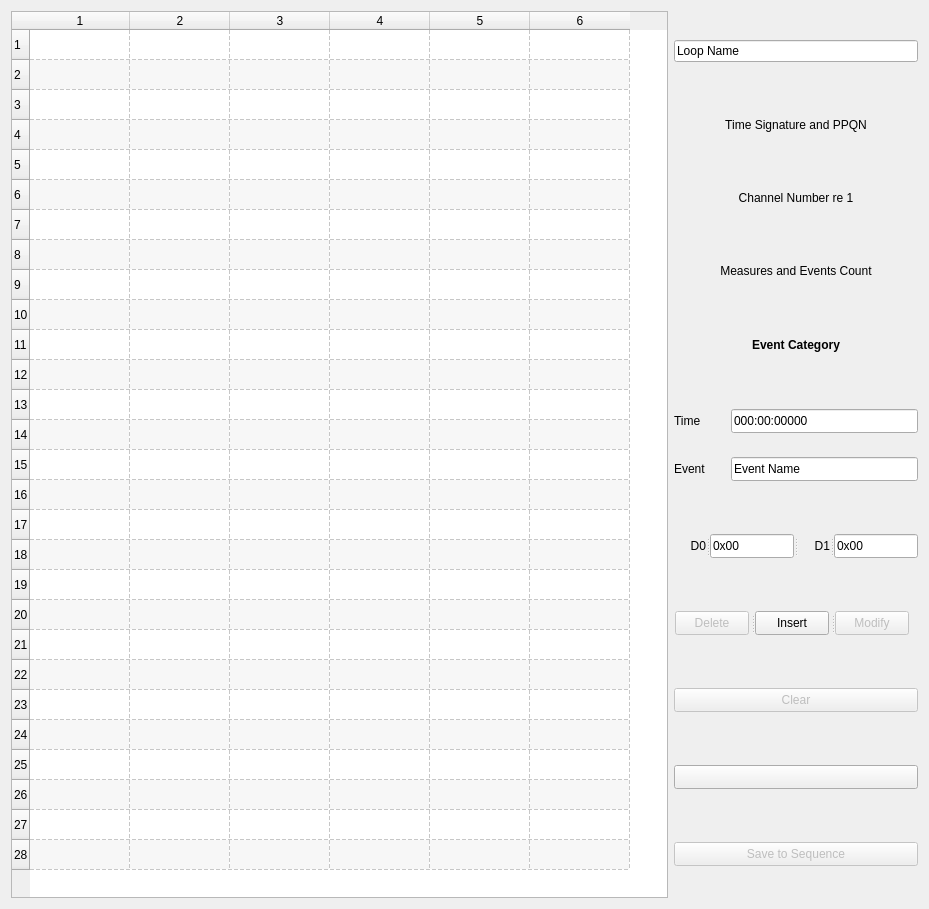
ahlstromcj/seq66, file seq_qt5/forms/qseqeventframe.ui: the form before one commit.
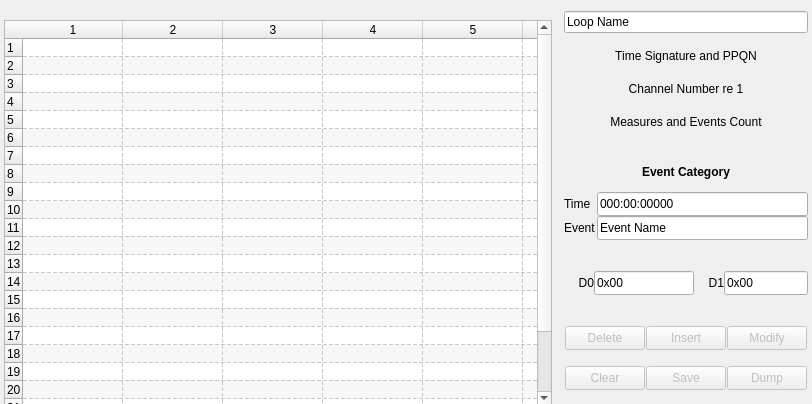
The form after the commit.

Commit message: Fixing event editor, more documentation.

Patch:
```diff
--- a/seq_qt5/forms/qseqeventframe.ui
+++ b/seq_qt5/forms/qseqeventframe.ui
@@ -6,8 +6,8 @@
    <rect>
     <x>0</x>
     <y>0</y>
-    <width>929</width>
-    <height>909</height>
+    <width>812</width>
+    <height>404</height>
    </rect>
   </property>
   <property name="sizePolicy">
@@ -19,177 +19,125 @@
   <property name="windowTitle">
    <string>Events</string>
   </property>
-  <layout class="QGridLayout" name="gridLayout_2">
+  <layout class="QGridLayout" name="gridLayout_3">
+   <property name="leftMargin">
+    <number>4</number>
+   </property>
+   <property name="topMargin">
+    <number>0</number>
+   </property>
+   <property name="rightMargin">
+    <number>4</number>
+   </property>
+   <property name="bottomMargin">
+    <number>2</number>
+   </property>
+   <property name="horizontalSpacing">
+    <number>12</number>
+   </property>
+   <property name="verticalSpacing">
+    <number>6</number>
+   </property>
+   <item row="2" column="1">
+    <layout class="QHBoxLayout" name="horizontalLayout">
+     <property name="spacing">
+      <number>0</number>
+     </property>
    <property name="sizeConstraint">
     <enum>QLayout::SetDefaultConstraint</enum>
    </property>
-   <item row="0" column="0">
-    <layout class="QGridLayout" name="gridLayout_3" columnstretch="1,0,0">
-     <property name="sizeConstraint">
-      <enum>QLayout::SetNoConstraint</enum>
-     </property>
-     <item row="0" column="0">
-      <layout class="QVBoxLayout" name="verticalLayout_2">
+     <item>
+      <widget class="QLabel" name="d0_label">
+       <property name="minimumSize">
+        <size>
+         <width>0</width>
+         <height>24</height>
+        </size>
+       </property>
+       <property name="maximumSize">
+        <size>
+         <width>36</width>
+         <height>24</height>
+        </size>
+       </property>
+       <property name="text">
+        <string>D0</string>
+       </property>
+       <property name="alignment">
+        <set>Qt::AlignRight|Qt::AlignTrailing|Qt::AlignVCenter</set>
+       </property>
+      </widget>
+     </item>
        <item>
-        <widget class="QTableWidget" name="eventTableWidget">
-         <property name="sizePolicy">
-          <sizepolicy hsizetype="Expanding" vsizetype="MinimumExpanding">
-           <horstretch>0</horstretch>
-           <verstretch>0</verstretch>
-          </sizepolicy>
-         </property>
+      <widget class="QLineEdit" name="entry_ev_data_0">
+       <property name="minimumSize">
+        <size>
+         <width>100</width>
+         <height>24</height>
+        </size>
+       </property>
+       <property name="maximumSize">
+        <size>
+         <width>80</width>
+         <height>24</height>
+        </size>
+       </property>
+       <property name="statusTip">
+        <string>Shows the first data byte, if applicable.  Can be changed using decimal or hex (0xnn) notation.</string>
+       </property>
+       <property name="text">
+        <string>0x00</string>
+       </property>
+      </widget>
+     </item>
+     <item>
+      <widget class="QLabel" name="d1_label">
          <property name="minimumSize">
           <size>
-           <width>548</width>
-           <height>500</height>
-          </size>
-         </property>
-         <property name="toolTip">
-          <string>Shows the events in the pattern/sequence.  Events can be edited only with the controls at the right of this table.</string>
-         </property>
-         <property name="sizeAdjustPolicy">
-          <enum>QAbstractScrollArea::AdjustToContents</enum>
-         </property>
-         <property name="alternatingRowColors">
-          <bool>true</bool>
-         </property>
-         <property name="selectionBehavior">
-          <enum>QAbstractItemView::SelectRows</enum>
-         </property>
-         <property name="gridStyle">
-          <enum>Qt::DashLine</enum>
-         </property>
-         <property name="rowCount">
-          <number>28</number>
-         </property>
-         <property name="columnCount">
-          <number>6</number>
-         </property>
-         <row/>
-         <row/>
-         <row/>
-         <row/>
-         <row/>
-         <row/>
-         <row/>
-         <row/>
-         <row/>
-         <row/>
-         <row/>
-         <row/>
-         <row/>
-         <row/>
-         <row/>
-         <row/>
-         <row/>
-         <row/>
-         <row/>
-         <row/>
-         <row/>
-         <row/>
-         <row/>
-         <row/>
-         <row/>
-         <row/>
-         <row/>
-         <row/>
-         <column/>
-         <column/>
-         <column/>
-         <column/>
-         <column/>
-         <column/>
+         <width>0</width>
+         <height>24</height>
+        </size>
+       </property>
+       <property name="maximumSize">
+        <size>
+         <width>36</width>
+         <height>24</height>
+        </size>
+       </property>
+       <property name="text">
+        <string>D1</string>
+       </property>
+       <property name="alignment">
+        <set>Qt::AlignRight|Qt::AlignTrailing|Qt::AlignVCenter</set>
+       </property>
+      </widget>
+     </item>
+     <item>
+      <widget class="QLineEdit" name="entry_ev_data_1">
+       <property name="minimumSize">
+        <size>
+         <width>84</width>
+         <height>24</height>
+        </size>
+       </property>
+       <property name="maximumSize">
+        <size>
+         <width>80</width>
+         <height>24</height>
+        </size>
+       </property>
+       <property name="statusTip">
+        <string>Shows the second data byte, if applicable.  Can be changed using decimal or hex (0xnn) notation.</string>
+       </property>
+       <property name="text">
+        <string>0x00</string>
+       </property>
         </widget>
        </item>
       </layout>
      </item>
-     <item row="0" column="2">
-      <layout class="QVBoxLayout" name="verticalLayout">
-       <property name="spacing">
-        <number>24</number>
-       </property>
-       <property name="sizeConstraint">
-        <enum>QLayout::SetNoConstraint</enum>
-       </property>
-       <item>
-        <widget class="QLineEdit" name="m_entry_name">
-         <property name="maximumSize">
-          <size>
-           <width>248</width>
-           <height>16777215</height>
-          </size>
-         </property>
-         <property name="text">
-          <string>Loop Name</string>
-         </property>
-        </widget>
-       </item>
-       <item>
-        <widget class="QLabel" name="label_time_sig">
-         <property name="minimumSize">
-          <size>
-           <width>0</width>
-           <height>20</height>
-          </size>
-         </property>
-         <property name="maximumSize">
-          <size>
-           <width>16777215</width>
-           <height>20</height>
-          </size>
-         </property>
-         <property name="text">
-          <string>Time Signature and PPQN</string>
-         </property>
-         <property name="alignment">
-          <set>Qt::AlignCenter</set>
-         </property>
-        </widget>
-       </item>
-       <item>
-        <widget class="QLabel" name="label_channel">
-         <property name="minimumSize">
-          <size>
-           <width>0</width>
-           <height>20</height>
-          </size>
-         </property>
-         <property name="maximumSize">
-          <size>
-           <width>16777215</width>
-           <height>20</height>
-          </size>
-         </property>
-         <property name="text">
-          <string>Channel Number re 1</string>
-         </property>
-         <property name="alignment">
-          <set>Qt::AlignCenter</set>
-         </property>
-        </widget>
-       </item>
-       <item>
-        <widget class="QLabel" name="label_measures_ev_count">
-         <property name="minimumSize">
-          <size>
-           <width>0</width>
-           <height>20</height>
-          </size>
-         </property>
-         <property name="maximumSize">
-          <size>
-           <width>16777215</width>
-           <height>20</height>
-          </size>
-         </property>
-         <property name="text">
-          <string>Measures and Events Count</string>
-         </property>
-         <property name="alignment">
-          <set>Qt::AlignCenter</set>
-         </property>
-        </widget>
-       </item>
+   <item row="1" column="1">
+    <layout class="QVBoxLayout" name="verticalLayout_3">
        <item>
         <widget class="QLabel" name="label_category">
          <property name="minimumSize">
@@ -304,158 +252,109 @@
          </item>
         </layout>
        </item>
-       <item>
-        <widget class="QSplitter" name="data_byte_splitter">
-         <property name="minimumSize">
-          <size>
-           <width>200</width>
-           <height>0</height>
-          </size>
-         </property>
-         <property name="maximumSize">
-          <size>
-           <width>16777215</width>
-           <height>24</height>
-          </size>
-         </property>
-         <property name="orientation">
-          <enum>Qt::Horizontal</enum>
-         </property>
-         <widget class="QLabel" name="d0_label">
-          <property name="minimumSize">
-           <size>
-            <width>0</width>
-            <height>24</height>
-           </size>
-          </property>
-          <property name="maximumSize">
-           <size>
-            <width>36</width>
-            <height>24</height>
-           </size>
-          </property>
-          <property name="text">
-           <string>D0</string>
-          </property>
-          <property name="alignment">
-           <set>Qt::AlignRight|Qt::AlignTrailing|Qt::AlignVCenter</set>
-          </property>
-         </widget>
-         <widget class="QLineEdit" name="entry_ev_data_0">
-          <property name="minimumSize">
-           <size>
-            <width>84</width>
-            <height>24</height>
-           </size>
-          </property>
-          <property name="maximumSize">
-           <size>
-            <width>80</width>
-            <height>24</height>
-           </size>
-          </property>
-          <property name="statusTip">
-           <string>Shows the first data byte, if applicable.  Can be changed using decimal or hex (0xnn) notation.</string>
-          </property>
-          <property name="text">
-           <string>0x00</string>
-          </property>
-         </widget>
-         <widget class="QLabel" name="d1_label">
-          <property name="minimumSize">
-           <size>
-            <width>0</width>
-            <height>24</height>
-           </size>
-          </property>
-          <property name="maximumSize">
-           <size>
-            <width>36</width>
-            <height>24</height>
-           </size>
-          </property>
-          <property name="text">
-           <string>D1</string>
-          </property>
-          <property name="alignment">
-           <set>Qt::AlignRight|Qt::AlignTrailing|Qt::AlignVCenter</set>
-          </property>
-         </widget>
-         <widget class="QLineEdit" name="entry_ev_data_1">
-          <property name="minimumSize">
-           <size>
-            <width>84</width>
-            <height>24</height>
-           </size>
-          </property>
-          <property name="maximumSize">
-           <size>
-            <width>80</width>
-            <height>24</height>
-           </size>
-          </property>
-          <property name="statusTip">
-           <string>Shows the second data byte, if applicable.  Can be changed using decimal or hex (0xnn) notation.</string>
-          </property>
-          <property name="text">
-           <string>0x00</string>
-          </property>
-         </widget>
-        </widget>
-       </item>
-       <item>
-        <widget class="QSplitter" name="del_ins_mod_splitter">
-         <property name="minimumSize">
-          <size>
-           <width>240</width>
-           <height>24</height>
-          </size>
-         </property>
-         <property name="maximumSize">
-          <size>
-           <width>16777215</width>
-           <height>24</height>
-          </size>
-         </property>
-         <property name="orientation">
-          <enum>Qt::Horizontal</enum>
-         </property>
-         <widget class="QPushButton" name="button_del">
-          <property name="enabled">
-           <bool>false</bool>
-          </property>
+    </layout>
+   </item>
+   <item row="0" column="0" rowspan="4">
+    <widget class="QTableWidget" name="eventTableWidget">
+     <property name="sizePolicy">
+      <sizepolicy hsizetype="Expanding" vsizetype="MinimumExpanding">
+       <horstretch>0</horstretch>
+       <verstretch>0</verstretch>
+      </sizepolicy>
+     </property>
           <property name="minimumSize">
            <size>
-            <width>74</width>
-            <height>24</height>
+       <width>548</width>
+       <height>400</height>
            </size>
           </property>
           <property name="maximumSize">
            <size>
-            <width>74</width>
-            <height>24</height>
+       <width>548</width>
+       <height>360</height>
            </size>
           </property>
           <property name="toolTip">
-           <string>Deletes the currently-selected MIDI event.</string>
-          </property>
-          <property name="text">
-           <string>Delete</string>
-          </property>
-         </widget>
-         <widget class="QPushButton" name="button_ins">
-          <property name="enabled">
+      <string>Shows the events in the pattern/sequence.  Events can be edited only with the controls at the right of this table.</string>
+     </property>
+     <property name="sizeAdjustPolicy">
+      <enum>QAbstractScrollArea::AdjustToContents</enum>
+     </property>
+     <property name="alternatingRowColors">
            <bool>true</bool>
           </property>
+     <property name="selectionBehavior">
+      <enum>QAbstractItemView::SelectRows</enum>
+     </property>
+     <property name="gridStyle">
+      <enum>Qt::DashLine</enum>
+     </property>
+     <property name="wordWrap">
+      <bool>false</bool>
+     </property>
+     <property name="rowCount">
+      <number>24</number>
+     </property>
+     <property name="columnCount">
+      <number>6</number>
+     </property>
+     <attribute name="verticalHeaderMinimumSectionSize">
+      <number>16</number>
+     </attribute>
+     <attribute name="verticalHeaderDefaultSectionSize">
+      <number>18</number>
+     </attribute>
+     <row/>
+     <row/>
+     <row/>
+     <row/>
+     <row/>
+     <row/>
+     <row/>
+     <row/>
+     <row/>
+     <row/>
+     <row/>
+     <row/>
+     <row/>
+     <row/>
+     <row/>
+     <row/>
+     <row/>
+     <row/>
+     <row/>
+     <row/>
+     <row/>
+     <row/>
+     <row/>
+     <row/>
+     <column/>
+     <column/>
+     <column/>
+     <column/>
+     <column/>
+     <column/>
+    </widget>
+   </item>
+   <item row="3" column="1">
+    <layout class="QGridLayout" name="gridLayout_2">
+     <property name="verticalSpacing">
+      <number>6</number>
+     </property>
+     <item row="1" column="2">
+      <widget class="QPushButton" name="button_dump">
+       <property name="enabled">
+        <bool>false</bool>
+       </property>
           <property name="minimumSize">
            <size>
-            <width>74</width>
+         <width>80</width>
             <height>24</height>
            </size>
           </property>
           <property name="maximumSize">
            <size>
-            <width>74</width>
+         <width>80</width>
             <height>24</height>
            </size>
           </property>
@@ -463,22 +362,24 @@
            <string>Inserts a new event at the time shown above, with the data items shown above.</string>
           </property>
           <property name="text">
-           <string>Insert</string>
-          </property>
-         </widget>
+        <string>Dump</string>
+       </property>
+      </widget>
+     </item>
+     <item row="0" column="2">
          <widget class="QPushButton" name="button_modify">
           <property name="enabled">
            <bool>false</bool>
           </property>
           <property name="minimumSize">
            <size>
-            <width>74</width>
+         <width>80</width>
             <height>24</height>
            </size>
           </property>
           <property name="maximumSize">
            <size>
-            <width>74</width>
+         <width>80</width>
             <height>24</height>
            </size>
           </property>
@@ -489,22 +390,21 @@
            <string>Modify</string>
           </property>
          </widget>
-        </widget>
-       </item>
-       <item>
+     </item>
+     <item row="1" column="0">
         <widget class="QPushButton" name="button_clear">
          <property name="enabled">
           <bool>false</bool>
          </property>
          <property name="minimumSize">
           <size>
-           <width>240</width>
+         <width>80</width>
            <height>24</height>
           </size>
          </property>
          <property name="maximumSize">
           <size>
-           <width>16777215</width>
+         <width>80</width>
            <height>24</height>
           </size>
          </property>
@@ -516,49 +416,42 @@
          </property>
         </widget>
        </item>
-       <item>
-        <widget class="QPushButton" name="button_dump">
-         <property name="minimumSize">
-          <size>
-           <width>240</width>
-           <height>24</height>
-          </size>
-         </property>
-         <property name="maximumSize">
-          <size>
-           <width>16777215</width>
-           <height>24</height>
-          </size>
-         </property>
-         <property name="text">
-          <string/>
-         </property>
-        </widget>
-       </item>
-       <item>
-        <widget class="QSplitter" name="save_close_splitter">
-         <property name="orientation">
-          <enum>Qt::Horizontal</enum>
-         </property>
+     <item row="1" column="1">
          <widget class="QPushButton" name="button_save">
           <property name="enabled">
            <bool>false</bool>
           </property>
-          <property name="sizePolicy">
-           <sizepolicy hsizetype="Minimum" vsizetype="Fixed">
-            <horstretch>0</horstretch>
-            <verstretch>0</verstretch>
-           </sizepolicy>
-          </property>
+       <property name="minimumSize">
+        <size>
+         <width>80</width>
+         <height>24</height>
+        </size>
+       </property>
+       <property name="maximumSize">
+        <size>
+         <width>80</width>
+         <height>24</height>
+        </size>
+       </property>
+       <property name="text">
+        <string>Save</string>
+       </property>
+      </widget>
+     </item>
+     <item row="0" column="1">
+      <widget class="QPushButton" name="button_ins">
+       <property name="enabled">
+        <bool>false</bool>
+       </property>
           <property name="minimumSize">
            <size>
-            <width>240</width>
+         <width>80</width>
             <height>24</height>
            </size>
           </property>
           <property name="maximumSize">
            <size>
-            <width>16777215</width>
+         <width>80</width>
             <height>24</height>
            </size>
           </property>
@@ -566,15 +459,136 @@
            <string>Saves the currently-existing events to the pattern/sequence.</string>
           </property>
           <property name="text">
-           <string>Save to Sequence</string>
-          </property>
-         </widget>
+        <string>Insert</string>
+       </property>
+      </widget>
+     </item>
+     <item row="0" column="0">
+      <widget class="QPushButton" name="button_del">
+       <property name="enabled">
+        <bool>false</bool>
+       </property>
+       <property name="minimumSize">
+        <size>
+         <width>80</width>
+         <height>24</height>
+        </size>
+       </property>
+       <property name="maximumSize">
+        <size>
+         <width>80</width>
+         <height>24</height>
+        </size>
+       </property>
+       <property name="toolTip">
+        <string>Deletes the currently-selected MIDI event.</string>
+       </property>
+       <property name="text">
+        <string>Delete</string>
+       </property>
         </widget>
        </item>
       </layout>
      </item>
+   <item row="0" column="1">
+    <layout class="QVBoxLayout" name="verticalLayout">
+     <property name="spacing">
+      <number>2</number>
+     </property>
+     <item>
+      <widget class="QLineEdit" name="m_entry_name">
+       <property name="maximumSize">
+        <size>
+         <width>276</width>
+         <height>16777215</height>
+        </size>
+       </property>
+       <property name="text">
+        <string>Loop Name</string>
+       </property>
+      </widget>
+     </item>
+     <item>
+      <widget class="QLabel" name="label_time_sig">
+       <property name="minimumSize">
+        <size>
+         <width>0</width>
+         <height>20</height>
+        </size>
+       </property>
+       <property name="maximumSize">
+        <size>
+         <width>16777215</width>
+         <height>20</height>
+        </size>
+       </property>
+       <property name="text">
+        <string>Time Signature and PPQN</string>
+       </property>
+       <property name="alignment">
+        <set>Qt::AlignCenter</set>
+       </property>
+      </widget>
+     </item>
+     <item>
+      <widget class="QLabel" name="label_channel">
+       <property name="minimumSize">
+        <size>
+         <width>0</width>
+         <height>20</height>
+        </size>
+       </property>
+       <property name="maximumSize">
+        <size>
+         <width>16777215</width>
+         <height>20</height>
+        </size>
+       </property>
+       <property name="text">
+        <string>Channel Number re 1</string>
+       </property>
+       <property name="alignment">
+        <set>Qt::AlignCenter</set>
+       </property>
+      </widget>
+     </item>
+     <item>
+      <widget class="QLabel" name="label_measures_ev_count">
+       <property name="minimumSize">
+        <size>
+         <width>0</width>
+         <height>20</height>
+        </size>
+       </property>
+       <property name="maximumSize">
+        <size>
+         <width>16777215</width>
+         <height>20</height>
+        </size>
+       </property>
+       <property name="text">
+        <string>Measures and Events Count</string>
+       </property>
+       <property name="alignment">
+        <set>Qt::AlignCenter</set>
+       </property>
+      </widget>
+     </item>
     </layout>
    </item>
+   <item row="4" column="1">
+    <spacer name="verticalSpacer">
+     <property name="orientation">
+      <enum>Qt::Vertical</enum>
+     </property>
+     <property name="sizeHint" stdset="0">
+      <size>
+       <width>20</width>
+       <height>40</height>
+      </size>
+     </property>
+    </spacer>
+   </item>
   </layout>
  </widget>
  <resources/>
```
Left out of the diff: 5 changed lines with no effect on the pictures. Lines whose indentation alone changed are shown as unchanged. The commit also changes 19 other files.
